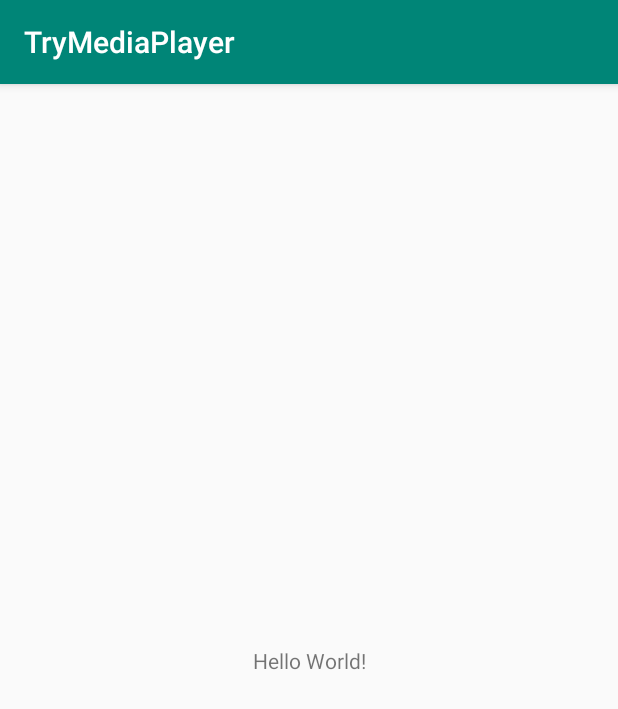
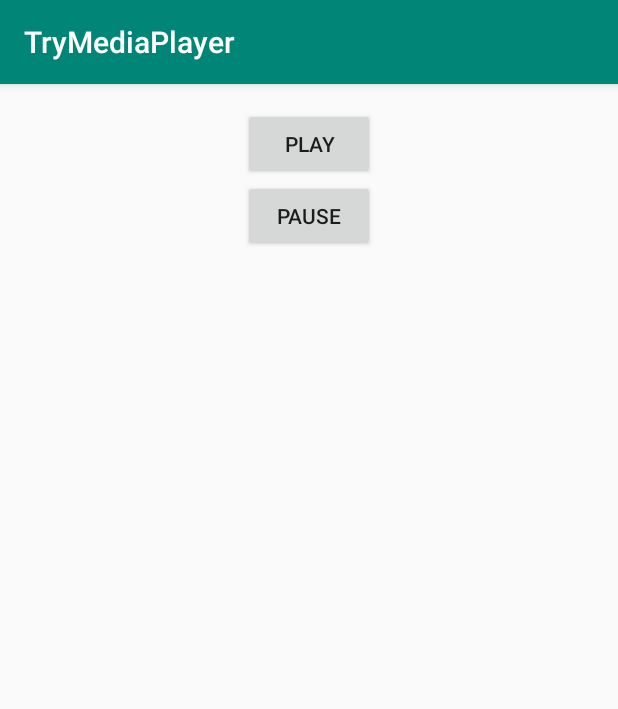
Before and after one commit to ShonenDi/TryMediaPlayer, an Android app: the screen it shows after launch (MainActivity), on a phone screen of 412 x 824 dp. Shown: the top 709 px of the screen. Run offline under Robolectric (Android 15) with nearby library versions, the phone set to English and light mode, and no system bars.

Commit message:
add onCompletionListener

```diff
--- a/app/src/main/java/com/gmail/trymediaplayer/MainActivity.java
+++ b/app/src/main/java/com/gmail/trymediaplayer/MainActivity.java
@@ -2,13 +2,45 @@ package com.gmail.trymediaplayer;
 
 import androidx.appcompat.app.AppCompatActivity;
 
+import android.content.Intent;
+import android.media.MediaPlayer;
 import android.os.Bundle;
+import android.util.Log;
+import android.view.View;
+import android.widget.Button;
+import android.widget.Toast;
 
 public class MainActivity extends AppCompatActivity {
+    private MediaPlayer mp;
 
     @Override
     protected void onCreate(Bundle savedInstanceState) {
         super.onCreate(savedInstanceState);
         setContentView(R.layout.activity_main);
+        mp = MediaPlayer.create(this, R.raw.test);
+
+        Button playButton = findViewById(R.id.play_btn);
+        Button pauseButton = findViewById(R.id.pause_btn);
+
+        playButton.setOnClickListener(new View.OnClickListener() {
+            @Override
+            public void onClick(View v) {
+                mp.start();
+            }
+        });
+        pauseButton.setOnClickListener(new View.OnClickListener() {
+            @Override
+            public void onClick(View v) {
+                mp.pause();
+            }
+        });
+
+        mp.setOnCompletionListener(new MediaPlayer.OnCompletionListener() {
+            @Override
+            public void onCompletion(MediaPlayer mp) {
+                Log.i("OnCompletionListener", "Play song completed");
+                Toast.makeText(getApplicationContext(),"I'm done",Toast.LENGTH_SHORT).show();
+            }
+        });
     }
 }
--- a/app/src/main/res/layout/activity_main.xml
+++ b/app/src/main/res/layout/activity_main.xml
@@ -1,18 +1,27 @@
 <?xml version="1.0" encoding="utf-8"?>
-<androidx.constraintlayout.widget.ConstraintLayout xmlns:android="http://schemas.android.com/apk/res/android"
+<LinearLayout xmlns:android="http://schemas.android.com/apk/res/android"
     xmlns:app="http://schemas.android.com/apk/res-auto"
     xmlns:tools="http://schemas.android.com/tools"
     android:layout_width="match_parent"
     android:layout_height="match_parent"
+    android:orientation="vertical"
+    android:padding="16dp"
     tools:context=".MainActivity">
 
-    <TextView
+
+    <Button
+        android:id="@+id/play_btn"
         android:layout_width="wrap_content"
         android:layout_height="wrap_content"
-        android:text="Hello World!"
-        app:layout_constraintBottom_toBottomOf="parent"
-        app:layout_constraintLeft_toLeftOf="parent"
-        app:layout_constraintRight_toRightOf="parent"
-        app:layout_constraintTop_toTopOf="parent" />
+        android:layout_gravity="center_horizontal"
+        android:text="Play">
+        android:layout_marginBottom="16dp"</Button>
 
-</androidx.constraintlayout.widget.ConstraintLayout>
+    <Button
+        android:id="@+id/pause_btn"
+        android:layout_width="wrap_content"
+        android:layout_height="wrap_content"
+        android:layout_gravity="center_horizontal"
+        android:text="Pause"></Button>
+
+</LinearLayout>
```
